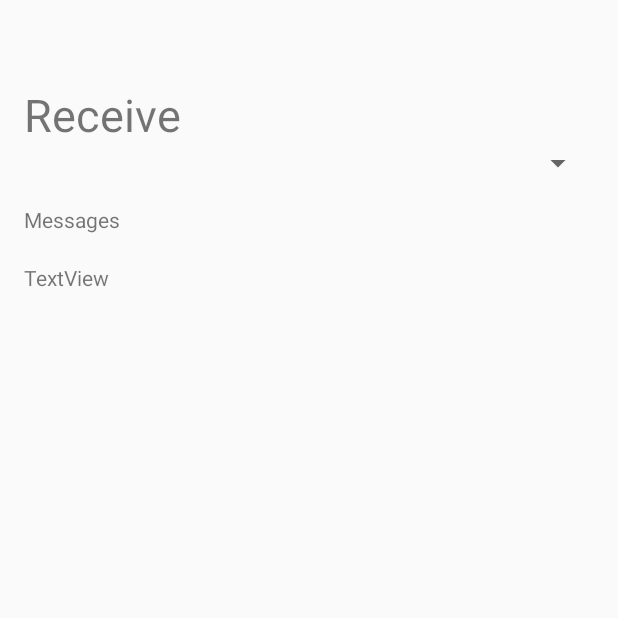
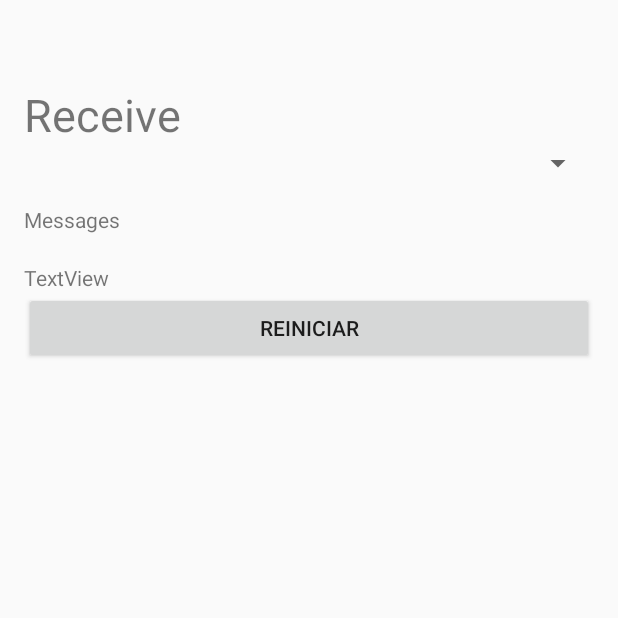
Before and after one commit to reinaldosmoraes/tcc-midi, an Android app: the screen it shows after launch (MainActivity), on a phone screen of 412 x 824 dp, the top half of it. Run offline under Robolectric (Android 15) with nearby library versions, the phone set to English and light mode, and no system bars; 5 statements that could not run were skipped.

Commit message:
Retry button

```diff
--- a/app/src/main/java/com/example/nativemidi/MainActivity.java
+++ b/app/src/main/java/com/example/nativemidi/MainActivity.java
@@ -25,15 +25,16 @@ import android.media.midi.MidiManager;
 
 import android.os.Bundle;
 
-import android.util.Log;
 import android.view.View;
 
 import android.widget.AdapterView;
 import android.widget.ArrayAdapter;
+import android.widget.Button;
 import android.widget.Spinner;
 import android.widget.TextView;
 
 import android.os.Handler;
+import android.widget.Toast;
 
 import com.example.nativemidi.models.Hand;
 import com.example.nativemidi.models.Tap;
@@ -63,7 +64,8 @@ public class MainActivity extends Activity implements AdapterView.OnItemSelected
     TextView mReceiveMessageTx;
 
     //Teste do meu tcc
-    TextView outputMessage;
+    TextView mOutputMessage;
+    Button mClearTapsButton;
     ArrayList<Tap> pattern = createPattern(Hand.RIGHT, Hand.LEFT, Hand.RIGHT, Hand.RIGHT, Hand.LEFT, Hand.RIGHT, Hand.LEFT, Hand.LEFT);
     int defaultIntensity = 10;
     int bpm = 120;
@@ -155,7 +157,17 @@ public class MainActivity extends Activity implements AdapterView.OnItemSelected
         mInputDevicesSpinner.setOnItemSelectedListener(this);
 
         mReceiveMessageTx = (TextView)findViewById(R.id.receiveMessageTx);
-        outputMessage = findViewById(R.id.outputMessage);
+        mOutputMessage = findViewById(R.id.outputMessage);
+        mClearTapsButton = findViewById(R.id.clearTapsButton);
+
+        mClearTapsButton.setOnClickListener(new View.OnClickListener() {
+            @Override
+            public void onClick(View v) {
+                taps.clear();
+                mOutputMessage.setText("");
+                Toast.makeText(getApplicationContext(), "Exercício reiniciado", Toast.LENGTH_SHORT).show();
+            }
+        });
 
         MidiManager midiManager = (MidiManager) getSystemService(Context.MIDI_SERVICE);
         midiManager.registerDeviceCallback(new MidiDeviceCallback(), new Handler());
@@ -222,7 +234,7 @@ public class MainActivity extends Activity implements AdapterView.OnItemSelected
                         "\nIntervalo: " + msToBpm(taps.get(taps.size() - 1).getInterval()) + " bpm" +
                         "\nToque correto: " + isTapValid();
 
-                outputMessage.setText(feedbackMessage);
+                mOutputMessage.setText(feedbackMessage);
 
                 break;
         }
--- a/app/src/main/res/layout/activity_main.xml
+++ b/app/src/main/res/layout/activity_main.xml
@@ -63,6 +63,12 @@
             android:layout_height="wrap_content"
             android:text="TextView" />
 
+        <Button
+            android:id="@+id/clearTapsButton"
+            android:layout_width="match_parent"
+            android:layout_height="wrap_content"
+            android:text="Reiniciar" />
+
     </LinearLayout>
 
 </RelativeLayout>
```
